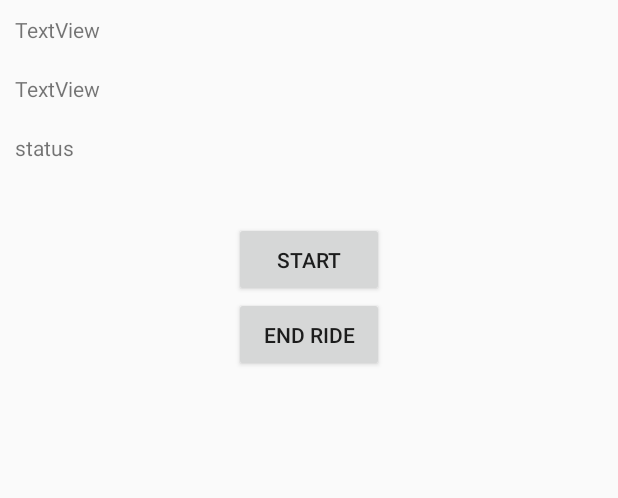
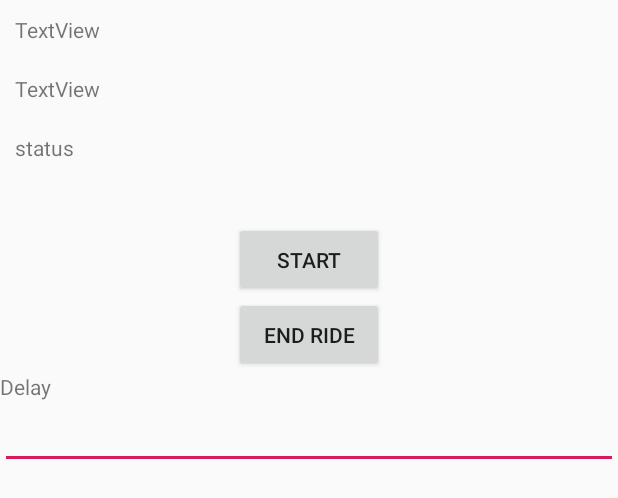
Before and after one commit to chandrasekarvogo/vogoBleTest, an Android app: the layout activity_bleconnection.xml on its own in the app's theme, with its tools: preview values and no code run, on a phone screen of 412 x 824 dp. Shown: the top 498 px of the screen. Run offline under Robolectric (Android 15) with nearby library versions, the phone set to English and light mode, and no system bars.

Commit message:
delay added

```diff
--- a/app/src/main/res/layout/activity_bleconnection.xml
+++ b/app/src/main/res/layout/activity_bleconnection.xml
@@ -54,4 +54,17 @@
         android:layout_gravity="center_horizontal|center_vertical"
         />
 </LinearLayout>
+    <TextView
+        android:id="@+id/textView"
+        android:layout_width="match_parent"
+        android:layout_height="wrap_content"
+        android:text="Delay" />
+
+    <EditText
+        android:id="@+id/etDelay"
+        android:layout_width="match_parent"
+        android:layout_height="wrap_content"
+        android:ems="10"
+        android:inputType="phone"
+        android:maxLength="4"/>
 </LinearLayout>
```
Also changed, not shown: app/src/main/java/com/vogo/vogobletest/BLEConnection.java (+11 -0 lines).
